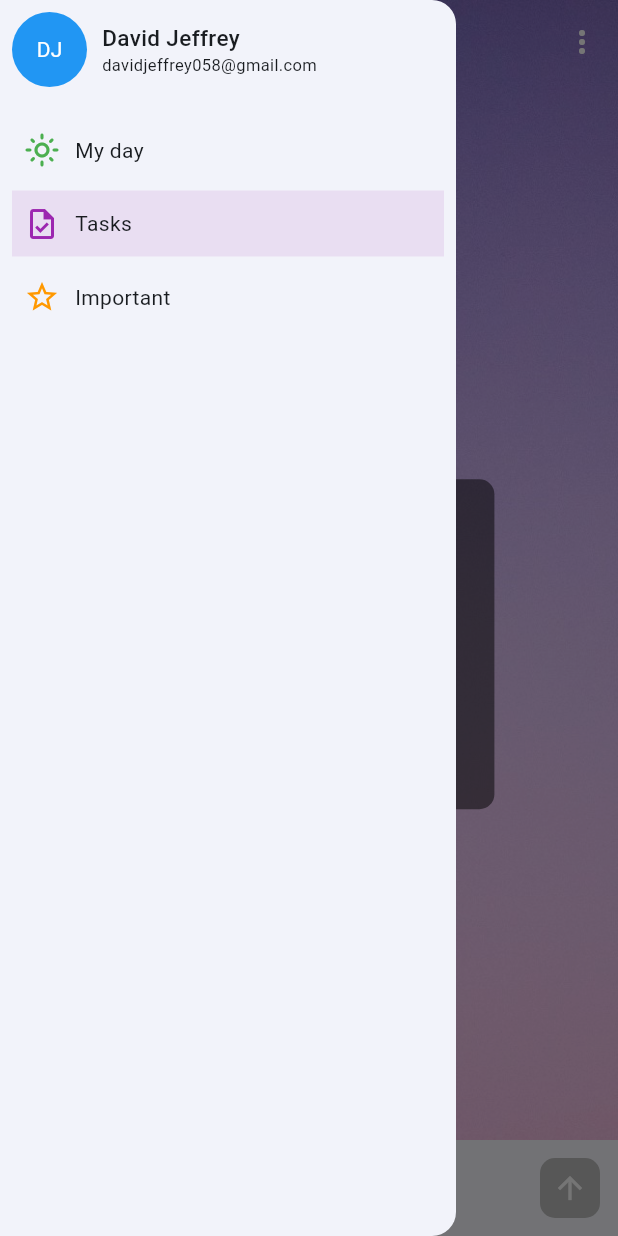
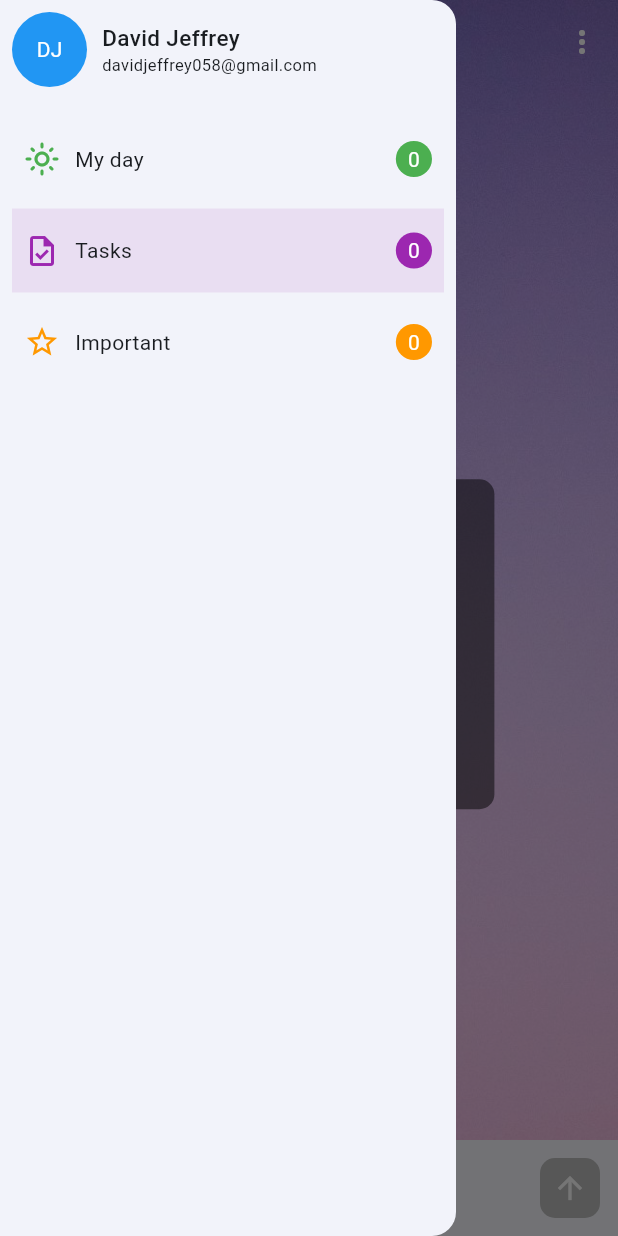
Before and after one commit to davidjeffrey058/flutter-todo, a Flutter app: the screen it shows after launch, with the side drawer open, on a phone screen of 412 x 824 dp. Run offline on Flutter 3.47's test engine with Material 3 defaults, Android fonts, the phone set to English and light mode, and no system bars; our stand-ins replace flutter_bloc, hive, hive_flutter; accounts and stored records are empty.

```diff
--- a/lib/components/drawer_option_layout.dart
+++ b/lib/components/drawer_option_layout.dart
@@ -6,35 +6,50 @@ class DrawerOptionLayout extends StatelessWidget {
   final Color color;
   final bool isSelected;
   final void Function()? optionOnPressed;
+  final int? listLength;
 
-  const DrawerOptionLayout({
-    super.key,
-    required this.name,
-    this.optionOnPressed,
-    required this.icon,
-    required this.color,
-    required this.isSelected
-  });
+  const DrawerOptionLayout(
+      {super.key,
+      required this.name,
+      this.optionOnPressed,
+      required this.icon,
+      required this.color,
+      required this.isSelected,
+      this.listLength});
 
   @override
   Widget build(BuildContext context) {
     return Material(
-      color: isSelected? color.withOpacity(0.1) : Colors.transparent,
+      color: isSelected ? color.withOpacity(0.1) : Colors.transparent,
       child: InkWell(
         onTap: optionOnPressed,
         child: Padding(
           padding: const EdgeInsets.symmetric(horizontal: 8.0, vertical: 10),
           child: Row(
             children: [
-              Icon(icon,
-              color: color,),
-              const SizedBox(width: 10,),
-              Text(name)
+              Icon(
+                icon,
+                color: color,
+              ),
+              const SizedBox(
+                width: 10,
+              ),
+              Text(name),
+              const Expanded(
+                child: SizedBox(),
+              ),
+              if(listLength != null)Container(
+                padding: const EdgeInsets.all(8),
+                decoration: BoxDecoration(shape: BoxShape.circle, color: color),
+                child: Text(
+                  '$listLength',
+                  style: const TextStyle(color: Colors.white),
+                ),
+              )
             ],
           ),
         ),
       ),
     );
   }
-
 }
--- a/lib/screens/home.dart
+++ b/lib/screens/home.dart
@@ -4,6 +4,7 @@ import 'package:hive/hive.dart';
 import 'package:todo/Cubit/drawer_cubit.dart';
 import 'package:todo/Cubit/tasks_list_cubit.dart';
 import 'package:todo/components/addTaskLayout.dart';
+import 'package:todo/components/boxes.dart';
 import 'package:todo/components/category_title.dart';
 import 'package:todo/components/drawer_option_layout.dart';
 import 'package:todo/components/empty_message_widget.dart';
@@ -19,7 +20,9 @@ class Home extends StatefulWidget {
   @override
   State<Home> createState() => _HomeState();
 }
-
+late int myDayListLength;
+late int taskListLength;
+late int importantListLength;
 late TextEditingController _controller;
 late FocusNode _focusNode;
 // late List<Map> taskList;
@@ -53,6 +56,9 @@ class _HomeState extends State<Home> {
   Widget build(BuildContext context) {
     var listCubit = BlocProvider.of<TasksListCubit>(context);
     var drawerCubit = BlocProvider.of<DrawerCubit>(context);
+    myDayListLength = categoryList(DrawerOptions.myDay, boxTasks).length;
+    taskListLength = categoryList(DrawerOptions.tasks, boxTasks).length;
+    importantListLength = categoryList(DrawerOptions.important, boxTasks).length;
 
     return BlocBuilder<DrawerCubit, DrawerOptions>(
       builder: (context, value) {
@@ -122,16 +128,11 @@ class _HomeState extends State<Home> {
                                       dismissibleKey: ValueKey(task['key']),
                                       item: task,
                                       index: index,
-                                      checkedOnPressed: () => setState(() =>
-                                          listCubit.updateState(
-                                              task['key'], true)),
-                                      importantOnPressed: () => setState(() =>
-                                          listCubit.updateState(
-                                              task['key'], false)),
+                                      checkedOnPressed: () => setState(() => listCubit.updateState(task['key'], true)),
+                                      importantOnPressed: () => setState(() => listCubit.updateState(task['key'], false)),
                                       onDismissed: (DismissDirection direction) {
-                                        if (direction ==
-                                            DismissDirection.endToStart) {
-                                          listCubit.removeTask(task['key']);
+                                        if (direction == DismissDirection.endToStart) {
+                                          setState(() => listCubit.removeTask(task['key']));
                                           ScaffoldMessenger.of(context)
                                               .showSnackBar(const SnackBar(
                                             content: Text('Task Deleted'),
@@ -139,8 +140,7 @@ class _HomeState extends State<Home> {
                                           ));
                                         }
                                       },
-                                      confirmDismiss:
-                                          (DismissDirection direction) async {
+                                      confirmDismiss: (DismissDirection direction) async {
                                         if (direction ==
                                             DismissDirection.startToEnd) {
                                           _focusNode.requestFocus();
@@ -260,6 +260,7 @@ class _HomeState extends State<Home> {
                                   drawerCubit.selectedOption(option);
                                   Navigator.pop(context);
                                 },
+                                listLength: returnLength(option),
                               ),
                             );
                           }).toList(),
@@ -283,4 +284,15 @@ enum DrawerOptions {
   important,
 }
 
+int returnLength(DrawerOptions option){
+  switch(option){
+    case DrawerOptions.myDay:
+      return myDayListLength;
+    case DrawerOptions.tasks:
+      return taskListLength;
+    case DrawerOptions.important:
+      return importantListLength;
+  }
+}
+
 enum TaskOptions { delete, edit }
```
